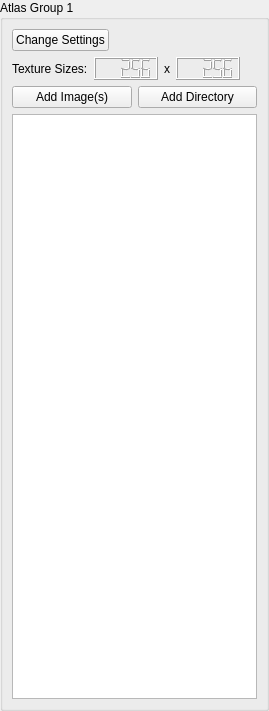
GameOverture/HarmonyEngine, file DesignerTool/src/WidgetAtlasGroup.ui: the form before one commit.
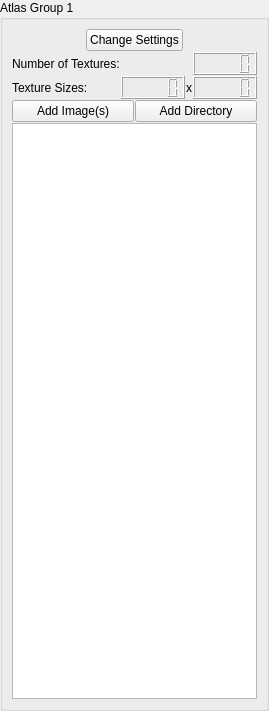
The form after the commit. Icons and pictures are not drawn.

Commit message: Atlas group settings now will refresh when it detects changes

The edit to the form file:
```diff
--- a/DesignerTool/src/WidgetAtlasGroup.ui
+++ b/DesignerTool/src/WidgetAtlasGroup.ui
@@ -41,8 +41,24 @@
       <bool>false</bool>
      </property>
      <layout class="QVBoxLayout" name="verticalLayout">
+      <property name="spacing">
+       <number>1</number>
+      </property>
       <item>
        <layout class="QHBoxLayout" name="horizontalLayout_4">
+        <item>
+         <spacer name="horizontalSpacer_3">
+          <property name="orientation">
+           <enum>Qt::Horizontal</enum>
+          </property>
+          <property name="sizeHint" stdset="0">
+           <size>
+            <width>40</width>
+            <height>20</height>
+           </size>
+          </property>
+         </spacer>
+        </item>
         <item>
          <widget class="QPushButton" name="btnSettings">
           <property name="text">
@@ -66,29 +82,64 @@
        </layout>
       </item>
       <item>
-       <layout class="QFormLayout" name="formLayout">
-        <item row="0" column="0">
+       <layout class="QHBoxLayout" name="horizontalLayout_3">
+        <property name="spacing">
+         <number>1</number>
+        </property>
+        <item>
+         <widget class="QLabel" name="label_3">
+          <property name="text">
+           <string>Number of Textures:</string>
+          </property>
+         </widget>
+        </item>
+        <item>
+         <spacer name="horizontalSpacer_4">
+          <property name="orientation">
+           <enum>Qt::Horizontal</enum>
+          </property>
+          <property name="sizeHint" stdset="0">
+           <size>
+            <width>40</width>
+            <height>20</height>
+           </size>
+          </property>
+         </spacer>
+        </item>
+        <item>
+         <widget class="QLCDNumber" name="lcdNumTextures"/>
+        </item>
+       </layout>
+      </item>
+      <item>
+       <layout class="QHBoxLayout" name="horizontalLayout">
+        <property name="spacing">
+         <number>1</number>
+        </property>
+        <item>
          <widget class="QLabel" name="label">
           <property name="text">
            <string>Texture Sizes:</string>
           </property>
          </widget>
         </item>
-        <item row="0" column="1">
-         <layout class="QHBoxLayout" name="horizontalLayout_3">
           <item>
-           <widget class="QLCDNumber" name="lcdTextureWidth">
-            <property name="frameShape">
-             <enum>QFrame::Box</enum>
-            </property>
-            <property name="smallDecimalPoint">
-             <bool>false</bool>
-            </property>
-            <property name="segmentStyle">
-             <enum>QLCDNumber::Filled</enum>
-            </property>
-            <property name="intValue" stdset="0">
-             <number>256</number>
+         <spacer name="horizontalSpacer_2">
+          <property name="orientation">
+           <enum>Qt::Horizontal</enum>
+          </property>
+          <property name="sizeHint" stdset="0">
+           <size>
+            <width>40</width>
+            <height>20</height>
+           </size>
+          </property>
+         </spacer>
+        </item>
+        <item>
+         <widget class="QLCDNumber" name="lcdTexWidth">
+          <property name="digitCount">
+           <number>5</number>
             </property>
            </widget>
           </item>
@@ -100,35 +151,11 @@
            </widget>
           </item>
           <item>
-           <widget class="QLCDNumber" name="lcdTextureHeight">
-            <property name="frameShape">
-             <enum>QFrame::Box</enum>
-            </property>
-            <property name="smallDecimalPoint">
-             <bool>false</bool>
-            </property>
-            <property name="segmentStyle">
-             <enum>QLCDNumber::Filled</enum>
-            </property>
-            <property name="intValue" stdset="0">
-             <number>256</number>
-            </property>
-           </widget>
-          </item>
-          <item>
-           <spacer name="horizontalSpacer_3">
-            <property name="orientation">
-             <enum>Qt::Horizontal</enum>
-            </property>
-            <property name="sizeHint" stdset="0">
-             <size>
-              <width>40</width>
-              <height>20</height>
-             </size>
-            </property>
-           </spacer>
-          </item>
-         </layout>
+         <widget class="QLCDNumber" name="lcdTexHeight">
+          <property name="digitCount">
+           <number>5</number>
+          </property>
+         </widget>
         </item>
        </layout>
       </item>
```
Lines whose indentation alone changed are shown as unchanged. The commit also changes 6 other files.
